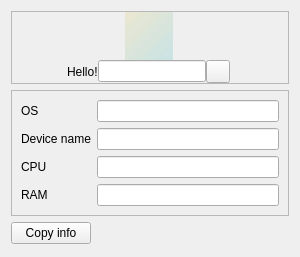
qyslamd/yi-guai, file popups/UserInfoPopup.ui: the form before one commit.
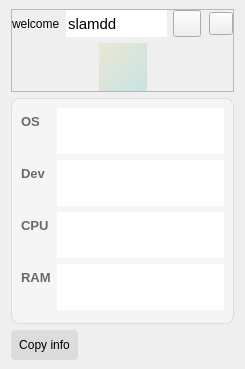
The form after the commit. Icons and pictures are not drawn.

What changed in the file:
```diff
--- a/popups/UserInfoPopup.ui
+++ b/popups/UserInfoPopup.ui
@@ -6,14 +6,20 @@
    <rect>
     <x>0</x>
     <y>0</y>
-    <width>300</width>
-    <height>257</height>
+    <width>245</width>
+    <height>369</height>
    </rect>
   </property>
   <property name="windowTitle">
    <string>Form</string>
   </property>
   <layout class="QVBoxLayout" name="verticalLayout_2">
+   <property name="topMargin">
+    <number>9</number>
+   </property>
+   <property name="bottomMargin">
+    <number>9</number>
+   </property>
    <item>
     <widget class="QFrame" name="frame">
      <property name="frameShape">
@@ -22,10 +28,7 @@
      <property name="frameShadow">
       <enum>QFrame::Raised</enum>
      </property>
-     <layout class="QHBoxLayout" name="horizontalLayout_3">
-      <property name="spacing">
-       <number>0</number>
-      </property>
+     <layout class="QVBoxLayout" name="verticalLayout">
       <property name="leftMargin">
        <number>0</number>
       </property>
@@ -39,59 +42,67 @@
        <number>0</number>
       </property>
       <item>
-       <spacer name="horizontalSpacer_4">
-        <property name="orientation">
-         <enum>Qt::Horizontal</enum>
-        </property>
-        <property name="sizeHint" stdset="0">
-         <size>
-          <width>46</width>
-          <height>20</height>
-         </size>
-        </property>
-       </spacer>
-      </item>
-      <item>
-       <layout class="QVBoxLayout" name="verticalLayout">
-        <item>
          <layout class="QHBoxLayout" name="horizontalLayout">
-          <item>
-           <spacer name="horizontalSpacer_2">
-            <property name="orientation">
-             <enum>Qt::Horizontal</enum>
-            </property>
-            <property name="sizeHint" stdset="0">
-             <size>
-              <width>40</width>
-              <height>20</height>
-             </size>
-            </property>
-           </spacer>
-          </item>
           <item>
            <widget class="QLabel" name="label">
+          <property name="text">
+           <string>welcome</string>
+          </property>
+         </widget>
+        </item>
+        <item>
+         <widget class="QLineEdit" name="lineEditName">
+          <property name="sizePolicy">
+           <sizepolicy hsizetype="Preferred" vsizetype="Preferred">
+            <horstretch>0</horstretch>
+            <verstretch>0</verstretch>
+           </sizepolicy>
+          </property>
             <property name="minimumSize">
              <size>
-              <width>48</width>
-              <height>48</height>
-             </size>
-            </property>
-            <property name="maximumSize">
-             <size>
-              <width>48</width>
-              <height>48</height>
-             </size>
+            <width>0</width>
+            <height>26</height>
+           </size>
+          </property>
+          <property name="toolTip">
+           <string>your name</string>
             </property>
             <property name="styleSheet">
-             <string notr="true">background-color: qlineargradient(spread:pad, x1:0, y1:0, x2:1, y2:1, stop:0 rgba(234,229,201, 0.8), stop:1 rgba(108,198,203, 0.3));</string>
-            </property>
+           <string notr="true">QLineEdit{
+border:none;
+font-size:11pt;
+}</string>
+          </property>
+          <property name="text">
+           <string>slamdd</string>
+          </property>
+          <property name="frame">
+           <bool>true</bool>
+          </property>
+          <property name="readOnly">
+           <bool>true</bool>
+          </property>
+         </widget>
+        </item>
+        <item>
+         <widget class="QToolButton" name="btnRename">
             <property name="text">
              <string/>
             </property>
+          <property name="icon">
+           <iconset resource="../resource.qrc">
+            <normaloff>:/icons/resources/newIcons/quill_pen_48px.png</normaloff>:/icons/resources/newIcons/quill_pen_48px.png</iconset>
+          </property>
+          <property name="iconSize">
+           <size>
+            <width>20</width>
+            <height>20</height>
+           </size>
+          </property>
            </widget>
           </item>
           <item>
-           <spacer name="horizontalSpacer_3">
+         <spacer name="horizontalSpacer_2">
             <property name="orientation">
              <enum>Qt::Horizontal</enum>
             </property>
@@ -103,36 +114,64 @@
             </property>
            </spacer>
           </item>
+        <item>
+         <widget class="QToolButton" name="btnClose">
+          <property name="toolTip">
+           <string>close</string>
+          </property>
+          <property name="text">
+           <string/>
+          </property>
+          <property name="icon">
+           <iconset resource="../resource.qrc">
+            <normaloff>:/icons/resources/imgs/general_close.png</normaloff>:/icons/resources/imgs/general_close.png</iconset>
+          </property>
+         </widget>
+        </item>
          </layout>
         </item>
         <item>
          <layout class="QHBoxLayout" name="horizontalLayout_2">
           <item>
-           <widget class="QLabel" name="label_6">
-            <property name="text">
-             <string>Hello!</string>
-            </property>
-           </widget>
+         <spacer name="horizontalSpacer_4">
+          <property name="orientation">
+           <enum>Qt::Horizontal</enum>
+          </property>
+          <property name="sizeHint" stdset="0">
+           <size>
+            <width>46</width>
+            <height>20</height>
+           </size>
+          </property>
+         </spacer>
           </item>
           <item>
-           <widget class="QLineEdit" name="lineEdit">
+         <widget class="QLabel" name="labelPic">
+          <property name="minimumSize">
+           <size>
+            <width>48</width>
+            <height>48</height>
+           </size>
+          </property>
+          <property name="maximumSize">
+           <size>
+            <width>48</width>
+            <height>48</height>
+           </size>
+          </property>
             <property name="styleSheet">
-             <string notr="true">QLineEdit{
-
-}</string>
-            </property>
-           </widget>
-          </item>
-          <item>
-           <widget class="QToolButton" name="toolButton">
+           <string notr="true">background-color: qlineargradient(spread:pad, x1:0, y1:0, x2:1, y2:1, stop:0 rgba(234,229,201, 0.8), stop:1 rgba(108,198,203, 0.3));</string>
+          </property>
             <property name="text">
              <string/>
             </property>
-           </widget>
-          </item>
-         </layout>
-        </item>
-       </layout>
+          <property name="pixmap">
+           <pixmap resource="../resource.qrc">:/icons/resources/newIcons/dragon_face_96px.png</pixmap>
+          </property>
+          <property name="scaledContents">
+           <bool>true</bool>
+          </property>
+         </widget>
       </item>
       <item>
        <spacer name="horizontalSpacer_5">
@@ -148,10 +187,28 @@
        </spacer>
       </item>
      </layout>
+      </item>
+     </layout>
     </widget>
    </item>
    <item>
     <widget class="QFrame" name="frame_2">
+     <property name="styleSheet">
+      <string notr="true">QFrame#frame_2{
+border:1px solid #DCDCDC;
+border-radius:8px;
+background-color:#F5F5F5;
+}
+QLabel{
+font-size:10pt;
+font-weight:bold;
+color:#696969;
+}
+
+QPlainTextEdit{
+border:none;
+}</string>
+     </property>
      <property name="frameShape">
       <enum>QFrame::StyledPanel</enum>
      </property>
@@ -161,33 +218,44 @@
      <layout class="QFormLayout" name="formLayout">
       <item row="0" column="0">
        <widget class="QLabel" name="label_2">
+        <property name="styleSheet">
+         <string notr="true"/>
+        </property>
         <property name="text">
          <string>OS</string>
         </property>
        </widget>
       </item>
       <item row="0" column="1">
-       <widget class="QLineEdit" name="lineEdit_2">
-        <property name="styleSheet">
-         <string notr="true">QLineEdit{
-
-}</string>
+       <widget class="QPlainTextEdit" name="editOS">
+        <property name="maximumSize">
+         <size>
+          <width>16777215</width>
+          <height>46</height>
+         </size>
+        </property>
+        <property name="readOnly">
+         <bool>true</bool>
         </property>
        </widget>
       </item>
       <item row="1" column="0">
        <widget class="QLabel" name="label_3">
         <property name="text">
-         <string>Device name</string>
+         <string>Dev</string>
         </property>
        </widget>
       </item>
       <item row="1" column="1">
-       <widget class="QLineEdit" name="lineEdit_3">
-        <property name="styleSheet">
-         <string notr="true">QLineEdit{
-
-}</string>
+       <widget class="QPlainTextEdit" name="editDevice">
+        <property name="maximumSize">
+         <size>
+          <width>16777215</width>
+          <height>46</height>
+         </size>
+        </property>
+        <property name="readOnly">
+         <bool>true</bool>
         </property>
        </widget>
       </item>
@@ -199,11 +267,15 @@
        </widget>
       </item>
       <item row="2" column="1">
-       <widget class="QLineEdit" name="lineEdit_4">
-        <property name="styleSheet">
-         <string notr="true">QLineEdit{
-
-}</string>
+       <widget class="QPlainTextEdit" name="editCPU">
+        <property name="maximumSize">
+         <size>
+          <width>16777215</width>
+          <height>46</height>
+         </size>
+        </property>
+        <property name="readOnly">
+         <bool>true</bool>
         </property>
        </widget>
       </item>
@@ -215,11 +287,15 @@
        </widget>
       </item>
       <item row="3" column="1">
-       <widget class="QLineEdit" name="lineEdit_5">
-        <property name="styleSheet">
-         <string notr="true">QLineEdit{
-
-}</string>
+       <widget class="QPlainTextEdit" name="editRAM">
+        <property name="maximumSize">
+         <size>
+          <width>16777215</width>
+          <height>46</height>
+         </size>
+        </property>
+        <property name="readOnly">
+         <bool>true</bool>
         </property>
        </widget>
       </item>
@@ -229,7 +305,19 @@
    <item>
     <layout class="QHBoxLayout" name="horizontalLayout_4">
      <item>
-      <widget class="QPushButton" name="pushButton">
+      <widget class="QPushButton" name="btnCopyInfo">
+       <property name="styleSheet">
+        <string notr="true">QPushButton{
+border-radius:4px;
+border:none;
+background-color: #DCDCDC;
+padding:8px;
+}
+QPushButton:hover{
+background-color: #DCDCDC;
+}
+</string>
+       </property>
        <property name="text">
         <string>Copy info</string>
        </property>
@@ -250,19 +338,6 @@
      </item>
     </layout>
    </item>
-   <item>
-    <spacer name="verticalSpacer">
-     <property name="orientation">
-      <enum>Qt::Vertical</enum>
-     </property>
-     <property name="sizeHint" stdset="0">
-      <size>
-       <width>20</width>
-       <height>40</height>
-      </size>
-     </property>
-    </spacer>
-   </item>
   </layout>
  </widget>
  <resources/>
```
Left out of the diff: 6 changed lines with no effect on the pictures. Lines whose indentation alone changed are shown as unchanged.
